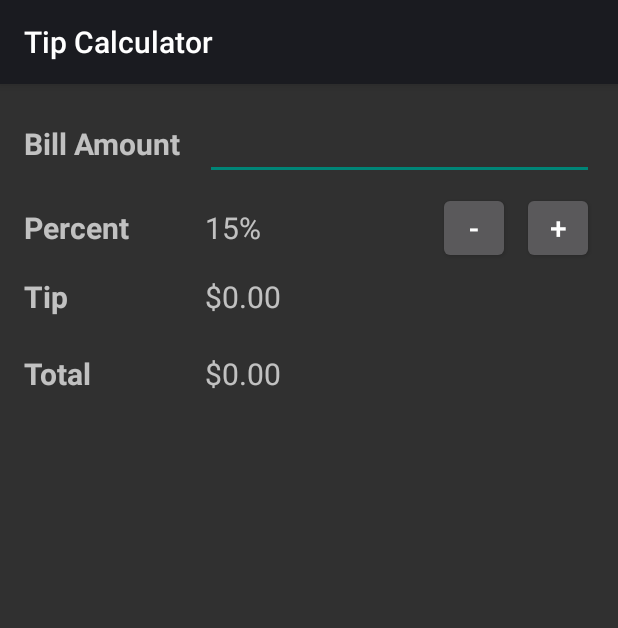
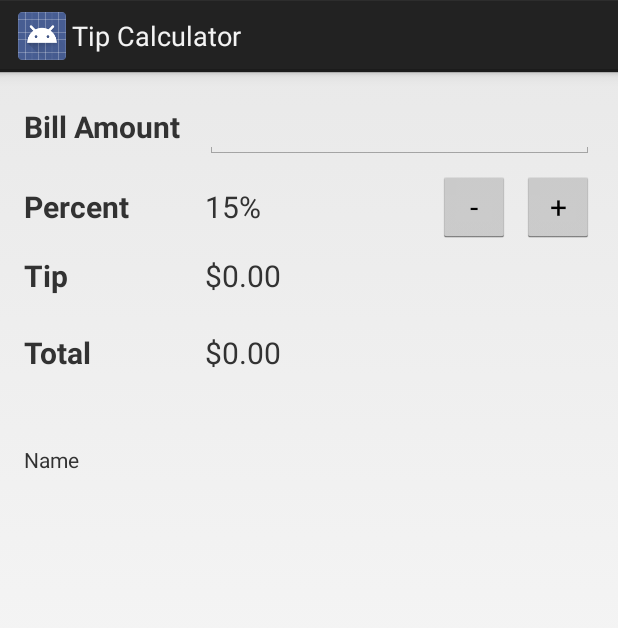
Before and after one commit to migtomace/ch03_TipCalculator_Constraint, an Android app: the screen it shows after launch (TipCalculatorActivity), on a phone screen of 412 x 824 dp. Shown: the top 628 px of the screen. Run offline under Robolectric (Android 15) with nearby library versions, the phone set to English and light mode, and no system bars; 1 statement that could not run was skipped.

Commit message:
this updates the preferences with a name preference and outputs to textView

```diff
--- a/app/src/main/java/com/murach/tipcalculator/TipCalculatorActivity.java
+++ b/app/src/main/java/com/murach/tipcalculator/TipCalculatorActivity.java
@@ -38,8 +38,9 @@ public class TipCalculatorActivity extends Activity
     // define instance variables that should be saved
     private String billAmountString = "";
     private float tipPercent = .15f;
+    private String nameString = "";
 
-    //declare a constant for the taf parameter
+    //declare a constant for the tag parameter
     private static final String TAG = "TipCalculatorActivity";
 
     //define rounding constants
@@ -112,6 +113,9 @@ public class TipCalculatorActivity extends Activity
         rememberTipPercent = prefs.getBoolean("pref_forget_percent", true);
         rounding = Integer.parseInt(prefs.getString("pref_rounding", "0"));
 
+        //get preference for name
+        nameString = prefs.getString("edit_text_preference_1"," ");
+
         // get the instance variables
         billAmountString = savedValues.getString("billAmountString", "");
         tipPercent = savedValues.getFloat("tipPercent", 0.15f);
@@ -130,6 +134,12 @@ public class TipCalculatorActivity extends Activity
     }
 
     public void calculateAndDisplay() {
+
+        //get reference to nameTextView
+        TextView nameTextView = (TextView) findViewById(R.id.name_output);
+
+        //output the name input to the textView
+        nameTextView.setText(nameString);
 
         // get the bill amount
         billAmountString = billAmountEditText.getText().toString();
--- a/app/src/main/res/layout/activity_tip_calculator.xml
+++ b/app/src/main/res/layout/activity_tip_calculator.xml
@@ -8,67 +8,63 @@
     <!-- The bill amount -->
 
     <TextView
+        android:id="@+id/textView"
         android:layout_width="wrap_content"
         android:layout_height="wrap_content"
+        android:layout_marginLeft="16dp"
+        android:paddingTop="10dp"
         android:text="@string/bill_amount_label"
-        android:id="@+id/textView"
         android:textSize="20sp"
         android:textStyle="bold"
-        android:paddingTop="10dp"
-        tools:layout_constraintTop_creator="1"
+        app:layout_constraintBaseline_toBaselineOf="@+id/billAmountEditText"
+        app:layout_constraintLeft_toLeftOf="parent"
         tools:layout_constraintLeft_creator="1"
-        app:layout_constraintLeft_toLeftOf="parent"
-        android:layout_marginLeft="16dp"
-        android:layout_marginStart="16dp"
-        app:layout_constraintBaseline_toBaselineOf="@+id/billAmountEditText" />
+        tools:layout_constraintTop_creator="1" />
 
     <EditText
+        android:id="@+id/billAmountEditText"
         android:layout_width="0dp"
         android:layout_height="wrap_content"
+        android:layout_marginBottom="186dp"
+        android:layout_marginLeft="16dp"
+        android:layout_marginRight="16dp"
+        android:layout_marginTop="16dp"
+        android:ems="8"
         android:inputType="numberDecimal"
-        android:ems="8"
-        android:id="@+id/billAmountEditText"
         android:text="@string/bill_amount"
         android:textSize="20sp"
-        android:layout_marginRight="16dp"
+        app:layout_constraintBottom_toTopOf="@+id/name_output"
+        app:layout_constraintHorizontal_bias="0.0"
+        app:layout_constraintLeft_toRightOf="@+id/textView"
         app:layout_constraintRight_toRightOf="parent"
-        app:layout_constraintTop_toTopOf="parent"
-        android:layout_marginTop="16dp"
-        app:layout_constraintLeft_toRightOf="@+id/textView"
-        android:layout_marginLeft="16dp"
-        app:layout_constraintHorizontal_bias="0.0" />
+        app:layout_constraintTop_toTopOf="parent" />
 
     <!-- The tip percent -->
 
     <TextView
+        android:id="@+id/textView2"
         android:layout_width="wrap_content"
         android:layout_height="wrap_content"
         android:text="@string/tip_percent_label"
-        android:id="@+id/textView2"
         android:textSize="20sp"
         android:textStyle="bold"
         app:layout_constraintBaseline_toBaselineOf="@+id/percentTextView"
-        android:layout_marginLeft="0dp"
-        android:layout_marginStart="0dp"
         app:layout_constraintLeft_toLeftOf="@+id/textView" />
 
     <TextView
+        android:id="@+id/percentTextView"
         android:layout_width="70dp"
         android:layout_height="22dp"
         android:text="@string/tip_percent"
-        android:id="@+id/percentTextView"
         android:textSize="20sp"
-        android:layout_marginLeft="0dp"
-        android:layout_marginStart="0dp"
-        app:layout_constraintLeft_toLeftOf="@+id/billAmountEditText"
-        app:layout_constraintBaseline_toBaselineOf="@+id/percentDownButton" />
+        app:layout_constraintBaseline_toBaselineOf="@+id/percentDownButton"
+        app:layout_constraintLeft_toLeftOf="@+id/billAmountEditText" />
 
     <Button
         android:id="@+id/percentDownButton"
         android:layout_width="48dp"
         android:layout_height="48dp"
         android:layout_marginRight="8dp"
-        android:layout_marginEnd="8dp"
         android:text="@string/decrease"
         android:textSize="20sp"
         app:layout_constraintBaseline_toBaselineOf="@+id/percentUpButton"
@@ -78,8 +74,6 @@
         android:id="@+id/percentUpButton"
         android:layout_width="48dp"
         android:layout_height="48dp"
-        android:layout_marginRight="0dp"
-        android:layout_marginEnd="0dp"
         android:layout_marginTop="8dp"
         android:text="@string/increase"
         android:textSize="20sp"
@@ -89,53 +83,68 @@
     <!-- The tip amount -->
 
     <TextView
+        android:id="@+id/textView3"
         android:layout_width="wrap_content"
         android:layout_height="wrap_content"
         android:text="@string/tip_amount_label"
-        android:id="@+id/textView3"
         android:textSize="20sp"
         android:textStyle="bold"
-        android:layout_marginLeft="0dp"
-        android:layout_marginStart="0dp"
-        app:layout_constraintLeft_toLeftOf="@+id/textView2"
-        app:layout_constraintBaseline_toBaselineOf="@+id/tipTextView" />
+        app:layout_constraintBaseline_toBaselineOf="@+id/tipTextView"
+        app:layout_constraintLeft_toLeftOf="@+id/textView2" />
 
     <TextView
+        android:id="@+id/tipTextView"
         android:layout_width="wrap_content"
         android:layout_height="wrap_content"
+        android:layout_marginTop="24dp"
         android:text="@string/tip_amount"
-        android:id="@+id/tipTextView"
         android:textSize="20sp"
-        android:layout_marginTop="24dp"
-        app:layout_constraintTop_toBottomOf="@+id/percentTextView"
-        android:layout_marginLeft="0dp"
-        android:layout_marginStart="0dp"
-        app:layout_constraintLeft_toLeftOf="@+id/percentTextView" />
+        app:layout_constraintLeft_toLeftOf="@+id/percentTextView"
+        app:layout_constraintTop_toBottomOf="@+id/percentTextView" />
 
     <!-- The total amount -->
 
     <TextView
+        android:id="@+id/textView4"
         android:layout_width="wrap_content"
         android:layout_height="wrap_content"
         android:text="@string/total_amount_label"
-        android:id="@+id/textView4"
         android:textSize="20sp"
         android:textStyle="bold"
-        android:layout_marginLeft="0dp"
-        android:layout_marginStart="0dp"
-        app:layout_constraintLeft_toLeftOf="@+id/textView3"
-        app:layout_constraintBaseline_toBaselineOf="@+id/totalTextView" />
+        app:layout_constraintBaseline_toBaselineOf="@+id/totalTextView"
+        app:layout_constraintLeft_toLeftOf="@+id/textView3" />
 
     <TextView
+        android:id="@+id/totalTextView"
         android:layout_width="wrap_content"
         android:layout_height="wrap_content"
+        android:layout_marginTop="24dp"
         android:text="@string/total_amount"
-        android:id="@+id/totalTextView"
         android:textSize="20sp"
-        android:layout_marginTop="24dp"
-        app:layout_constraintTop_toBottomOf="@+id/tipTextView"
-        android:layout_marginLeft="0dp"
-        android:layout_marginStart="0dp"
-        app:layout_constraintLeft_toLeftOf="@+id/tipTextView" />
+        app:layout_constraintLeft_toLeftOf="@+id/tipTextView"
+        app:layout_constraintTop_toBottomOf="@+id/tipTextView" />
+
+    <TextView
+        android:id="@+id/textView5"
+        android:layout_width="wrap_content"
+        android:layout_height="wrap_content"
+        android:layout_marginEnd="83dp"
+        android:layout_marginStart="16dp"
+        android:layout_marginTop="48dp"
+        android:text="Name"
+        app:layout_constraintEnd_toStartOf="@+id/name_output"
+        app:layout_constraintStart_toStartOf="parent"
+        app:layout_constraintTop_toBottomOf="@+id/textView4" />
+
+    <TextView
+        android:id="@+id/name_output"
+        android:layout_width="0dp"
+        android:layout_height="0dp"
+        android:layout_marginBottom="251dp"
+        android:layout_marginEnd="117dp"
+        app:layout_constraintBottom_toBottomOf="parent"
+        app:layout_constraintEnd_toEndOf="parent"
+        app:layout_constraintStart_toEndOf="@+id/textView5"
+        app:layout_constraintTop_toBottomOf="@+id/billAmountEditText" />
 
 </android.support.constraint.ConstraintLayout>
--- a/app/src/main/res/values-v21/styles.xml
+++ b/app/src/main/res/values-v21/styles.xml
@@ -1,8 +1,8 @@
 <?xml version="1.0" encoding="utf-8"?>
 <resources>
 
-    <style name="red" parent="android:Theme.Material.Light.NoActionBar" >
-        <item name="android:colorAccent">@color/accent_material_light</item>
-        <item name="android:windowBackground">@android:color/holo_orange_dark</item>
+    <style name="AppTheme" parent="android:Theme.Holo.Light.DarkActionBar">
+        <!-- Customize your theme here. -->
+
     </style>
 </resources>
--- a/app/src/main/res/values/styles.xml
+++ b/app/src/main/res/values/styles.xml
@@ -1,9 +1,9 @@
 <resources>
 
     <!-- Base application theme. -->
-    <style name="AppTheme" parent="android:ThemeOverlay.Material.Dark">
+    <style name="AppTheme" parent="android:Theme.Holo.Light.DarkActionBar">
         <!-- Customize your theme here. -->
-        <item name="android:colorAccent">@color/accent_material_light</item>
+
     </style>
 
 </resources>
--- a/app/src/main/res/xml/preferences.xml
+++ b/app/src/main/res/xml/preferences.xml
@@ -11,4 +11,11 @@
         android:entryValues="@array/round_values"
         android:key="pref_rounding"
         android:title="List preference" />
+    <EditTextPreference
+        android:id="@+id/pref_name"
+        android:defaultValue=" "
+        android:key="edit_text_preference_1"
+        android:selectAllOnFocus="true"
+        android:singleLine="true"
+        android:title="Name" />
 </PreferenceScreen>
```
